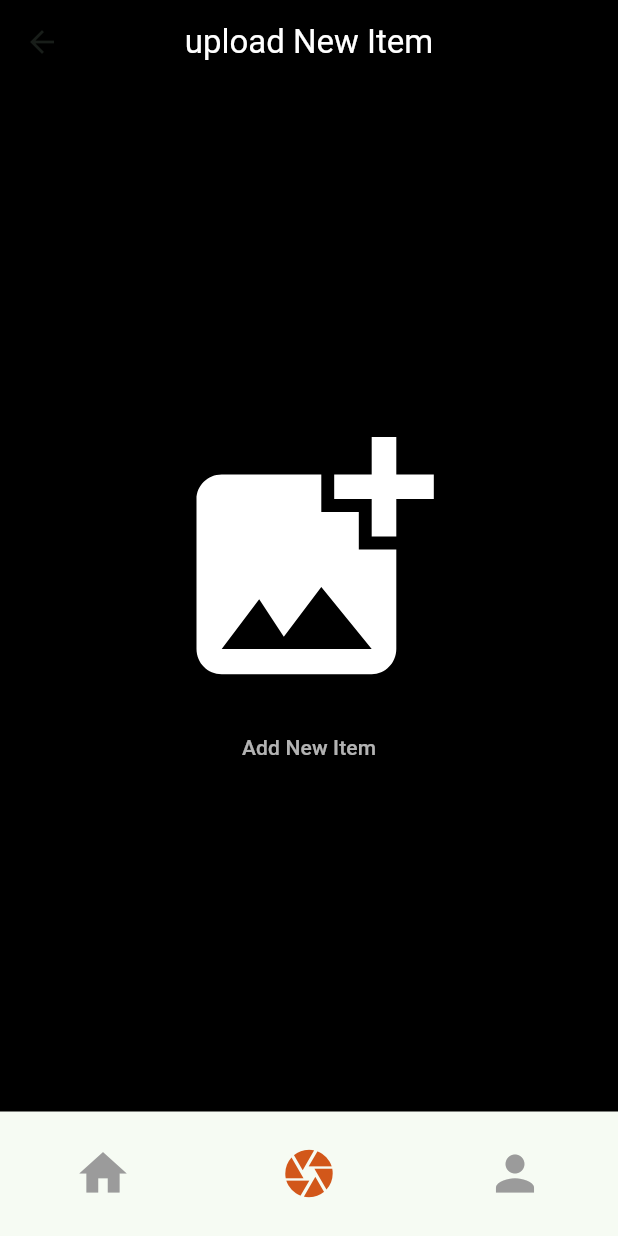
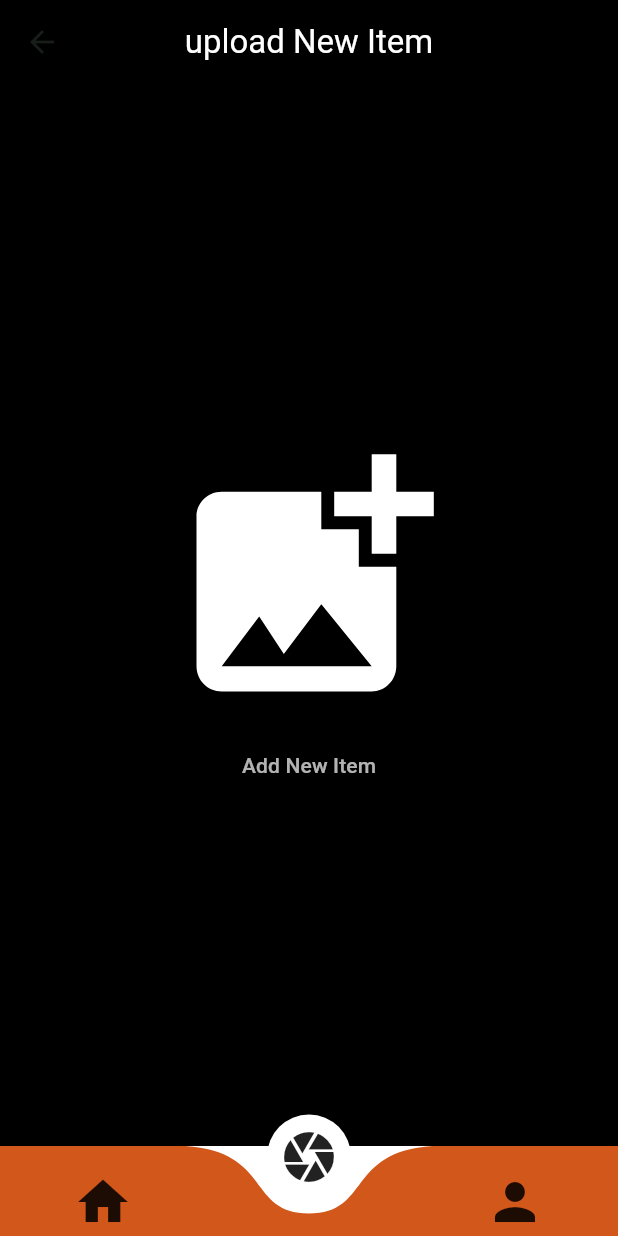
Before and after one commit to PramithaMJ/AR_Visionary_Explora, a Flutter app: the screen it shows once a user with an empty profile is signed in, item 2 of the bottom bar chosen, on a phone screen of 412 x 824 dp. Run offline on Flutter 3.47's test engine with Material 3 defaults, Android fonts, the phone set to English and light mode, and no system bars; drawn by our look-alikes of curved_navigation_bar; our stand-ins replace animate_do, awesome_dialog, cloud_firestore, firebase_auth, firebase_core, firebase_storage and 7 more; missing offline and left inert: augmented_reality_plugin, dart:ffi, flutter_phone_direct_caller, ussd_phone_call_sms; accounts and stored records are empty.

Commit message:
bottom navigation bar

```diff
--- a/lib/screens/main/main_screen.dart
+++ b/lib/screens/main/main_screen.dart
@@ -5,6 +5,8 @@ import 'package:ar_visionary_explora/screens/main/myhome/homeScreen.dart';
 import 'package:ar_visionary_explora/screens/main/myhome/item_upload_screen.dart';
 import 'package:ar_visionary_explora/screens/main/profile/profile.dart';
 import 'package:ar_visionary_explora/screens/main/search/search.dart';
+import 'package:ar_visionary_explora/utils/constants/app_colors.dart';
+import 'package:curved_navigation_bar/curved_navigation_bar.dart';
 import 'package:flutter/material.dart';
 import 'package:logger/logger.dart';
 
@@ -35,37 +37,61 @@ class _MainScreenState extends State<MainScreen> {
     // HomeScreen(),
   ];
 
+//   @override
+//   Widget build(BuildContext context) {
+//     return Scaffold(
+//       body: _screens.elementAt(_activeIndex),
+//       bottomNavigationBar: Container(
+//         height: 83,
+//         child: Row(
+//           mainAxisAlignment: MainAxisAlignment.spaceAround,
+//           children: [
+//             BottomNavTile(
+//               icon: Icons.home,
+//               isActive: _activeIndex == 0,
+//               onTap: () => onItemTaped(0),
+//             ),
+//             BottomNavTile(
+//               icon: Icons.camera,
+//               isActive: _activeIndex == 1,
+//               onTap: () => onItemTaped(1),
+//             ),
+//             BottomNavTile(
+//               icon: Icons.person,
+//               isActive: _activeIndex == 2,
+//               onTap: () => onItemTaped(2),
+//             ),
+//             // BottomNavTile(
+//             //   icon: Icons.store,
+//             //   isActive: _activeIndex == 4,
+//             //   onTap: () => onItemTaped(4),
+//             // ),
+//           ],
+//         ),
+//       ),
+//     );
+//   }
+// }
   @override
   Widget build(BuildContext context) {
     return Scaffold(
       body: _screens.elementAt(_activeIndex),
-      bottomNavigationBar: Container(
-        height: 83,
-        child: Row(
-          mainAxisAlignment: MainAxisAlignment.spaceAround,
-          children: [
-            BottomNavTile(
-              icon: Icons.home,
-              isActive: _activeIndex == 0,
-              onTap: () => onItemTaped(0),
-            ),
-            BottomNavTile(
-              icon: Icons.camera,
-              isActive: _activeIndex == 1,
-              onTap: () => onItemTaped(1),
-            ),
-            BottomNavTile(
-              icon: Icons.person,
-              isActive: _activeIndex == 2,
-              onTap: () => onItemTaped(2),
-            ),
-            // BottomNavTile(
-            //   icon: Icons.store,
-            //   isActive: _activeIndex == 4,
-            //   onTap: () => onItemTaped(4),
-            // ),
-          ],
-        ),
+      bottomNavigationBar: CurvedNavigationBar(
+        backgroundColor: Colors.white,
+        color: AppColors.primaryColor,
+        buttonBackgroundColor: Colors.white,
+        height: 60,
+        items: <Widget>[
+          Icon(Icons.home, size: 40),
+          Icon(Icons.camera, size: 40),
+          Icon(Icons.person, size: 40),
+          // Icon(Icons.store, size: 30),
+        ],
+        onTap: (index) {
+          setState(() {
+            _activeIndex = index;
+          });
+        },
       ),
     );
   }
--- a/pubspec.yaml
+++ b/pubspec.yaml
@@ -54,6 +54,7 @@ dependencies:
   flutter_phone_direct_caller: ^2.1.1
   ussd_phone_call_sms: ^0.0.3
   animated_notch_bottom_bar: ^1.0.0
+  curved_navigation_bar: ^1.0.3
 
 
 dev_dependencies:
```
Also changed, not shown: pubspec.lock.
